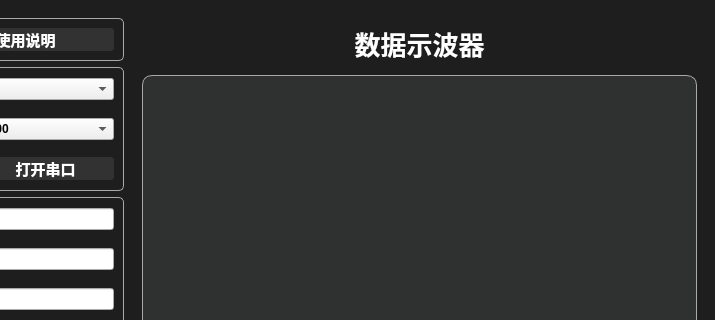
The window that mainwindow.ui (Chaos-Observer/UART_Oscillscope) describes before a commit, drawn with Qt 5; both pictures show x 121 to 836 and y 0 to 320 of the 836 by 612 pixel window.
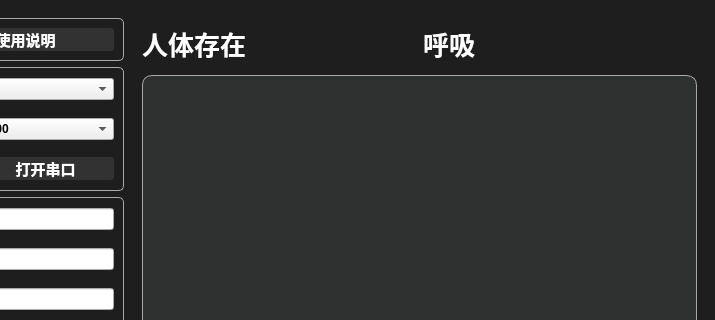
The same window after the commit. Icons and pictures are not drawn. Custom widgets are drawn as their Qt base class.

Commit message: [update]:modified display para.

Patch:
```diff
--- a/mainwindow.ui
+++ b/mainwindow.ui
@@ -608,24 +608,6 @@
        <item row="3" column="1">
         <widget class="QTextBrowser" name="textBrowser"/>
        </item>
-       <item row="0" column="0" colspan="2">
-        <widget class="QLabel" name="label">
-         <property name="font">
-          <font>
-           <family>楷体</family>
-           <pointsize>-1</pointsize>
-           <weight>87</weight>
-           <bold>true</bold>
-          </font>
-         </property>
-         <property name="text">
-          <string>数据示波器</string>
-         </property>
-         <property name="alignment">
-          <set>Qt::AlignCenter</set>
-         </property>
-        </widget>
-       </item>
        <item row="1" column="0" colspan="2">
         <widget class="QCustomPlot" name="customPlot" native="true"/>
        </item>
@@ -661,6 +643,31 @@
          </property>
         </widget>
        </item>
+       <item row="0" column="0">
+        <widget class="QLabel" name="label_exist">
+         <property name="font">
+          <font>
+           <family>楷体</family>
+           <pointsize>-1</pointsize>
+           <weight>87</weight>
+           <bold>true</bold>
+          </font>
+         </property>
+         <property name="text">
+          <string>人体存在</string>
+         </property>
+         <property name="alignment">
+          <set>Qt::AlignLeading|Qt::AlignLeft|Qt::AlignVCenter</set>
+         </property>
+        </widget>
+       </item>
+       <item row="0" column="1">
+        <widget class="QLabel" name="label_breathe">
+         <property name="text">
+          <string>呼吸</string>
+         </property>
+        </widget>
+       </item>
       </layout>
      </widget>
     </item>
```
The commit also changes 1 other file.
